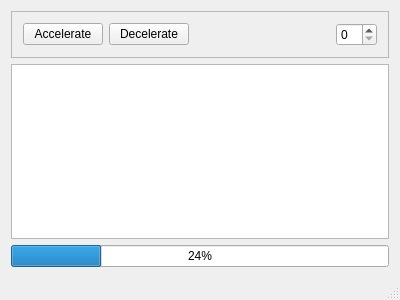
This is client/clientmainwindow.ui in eespdg/dbusdemo as Qt 5 draws it before an edit. The edited form follows.
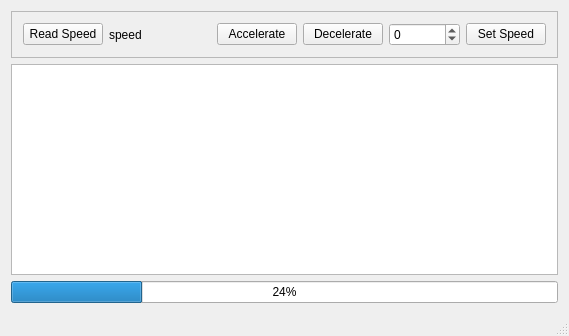
This is the edited form.

```diff
--- a/client/clientmainwindow.ui
+++ b/client/clientmainwindow.ui
@@ -6,8 +6,8 @@
    <rect>
     <x>0</x>
     <y>0</y>
-    <width>400</width>
-    <height>300</height>
+    <width>569</width>
+    <height>336</height>
    </rect>
   </property>
   <property name="windowTitle">
@@ -25,16 +25,16 @@
       </property>
       <layout class="QHBoxLayout" name="horizontalLayout">
        <item>
-        <widget class="QPushButton" name="btnAccelerate">
+        <widget class="QPushButton" name="btnReadSpeed">
          <property name="text">
-          <string>Accelerate</string>
+          <string>Read Speed</string>
          </property>
         </widget>
        </item>
        <item>
-        <widget class="QPushButton" name="btnDecelerate">
+        <widget class="QLabel" name="lblSpeed">
          <property name="text">
-          <string>Decelerate</string>
+          <string>speed</string>
          </property>
         </widget>
        </item>
@@ -52,7 +52,35 @@
         </spacer>
        </item>
        <item>
-        <widget class="QSpinBox" name="spinBox"/>
+        <widget class="QPushButton" name="btnAccelerate">
+         <property name="text">
+          <string>Accelerate</string>
+         </property>
+        </widget>
+       </item>
+       <item>
+        <widget class="QPushButton" name="btnDecelerate">
+         <property name="text">
+          <string>Decelerate</string>
+         </property>
+        </widget>
+       </item>
+       <item>
+        <widget class="QSpinBox" name="spinBox">
+         <property name="minimum">
+          <number>-10000000</number>
+         </property>
+         <property name="maximum">
+          <number>10000000</number>
+         </property>
+        </widget>
+       </item>
+       <item>
+        <widget class="QPushButton" name="btnSetSpeed">
+         <property name="text">
+          <string>Set Speed</string>
+         </property>
+        </widget>
        </item>
       </layout>
      </widget>
```
